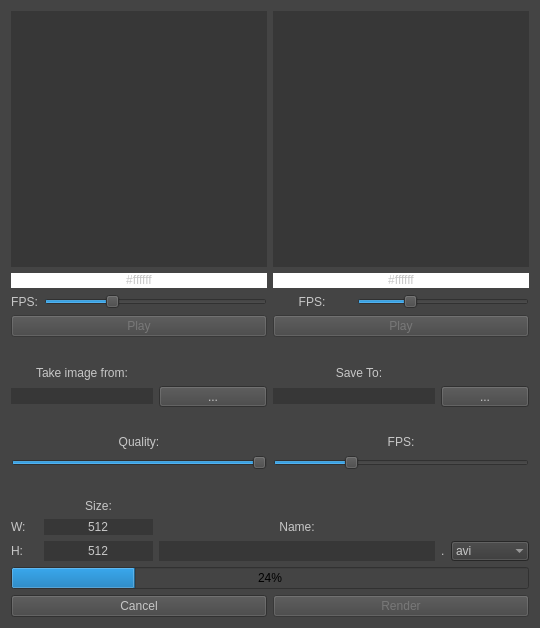
Qt form myUI.ui (OleksiiZaitsev/Sequences_Converter) before a commit.
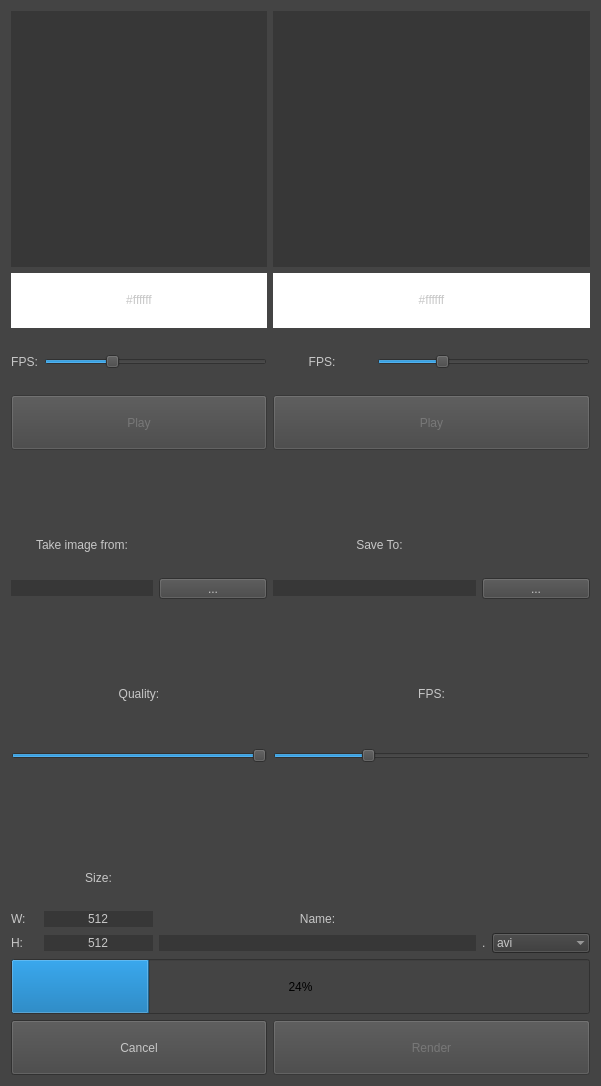
The same form after that commit.

The edit to the form file:
```diff
--- a/myUI.ui
+++ b/myUI.ui
@@ -6,8 +6,8 @@
    <rect>
     <x>0</x>
     <y>0</y>
-    <width>538</width>
-    <height>628</height>
+    <width>601</width>
+    <height>1086</height>
    </rect>
   </property>
   <property name="sizePolicy">
@@ -2208,7 +2208,7 @@
      <item row="18" column="1">
       <widget class="QLineEdit" name="lineEdit_Height">
        <property name="sizePolicy">
-        <sizepolicy hsizetype="Preferred" vsizetype="Preferred">
+        <sizepolicy hsizetype="Preferred" vsizetype="Maximum">
          <horstretch>0</horstretch>
          <verstretch>0</verstretch>
         </sizepolicy>
@@ -2856,7 +2856,7 @@
      <item row="17" column="1">
       <widget class="QLineEdit" name="lineEdit_Width">
        <property name="sizePolicy">
-        <sizepolicy hsizetype="Preferred" vsizetype="Preferred">
+        <sizepolicy hsizetype="Preferred" vsizetype="Maximum">
          <horstretch>0</horstretch>
          <verstretch>0</verstretch>
         </sizepolicy>
@@ -3136,7 +3136,7 @@
      <item row="18" column="2" colspan="3">
       <widget class="QLineEdit" name="lineEdit_Name">
        <property name="sizePolicy">
-        <sizepolicy hsizetype="Preferred" vsizetype="Preferred">
+        <sizepolicy hsizetype="Preferred" vsizetype="Maximum">
          <horstretch>0</horstretch>
          <verstretch>0</verstretch>
         </sizepolicy>
```
Left out of the diff: 4 changed lines with no effect on the pictures.
